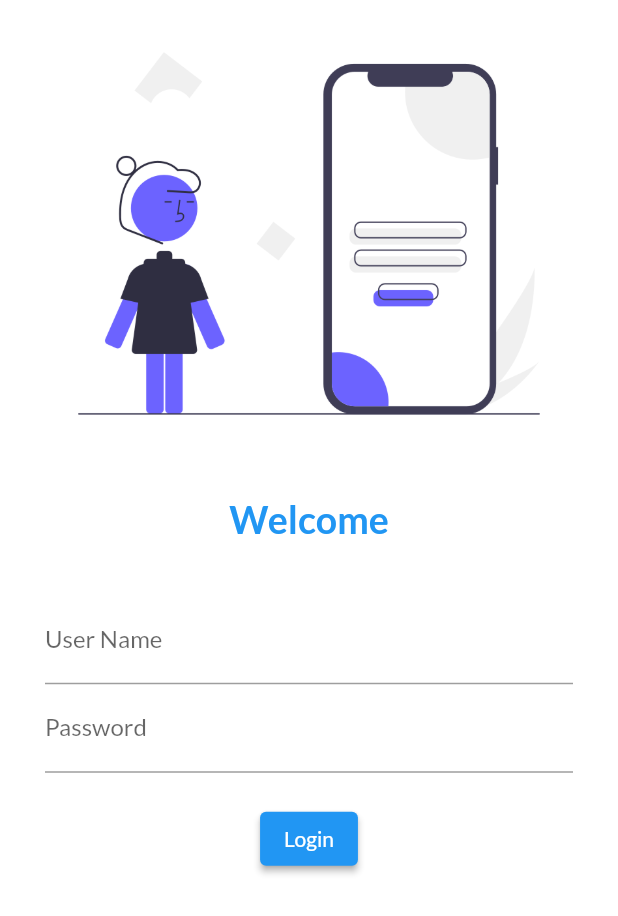
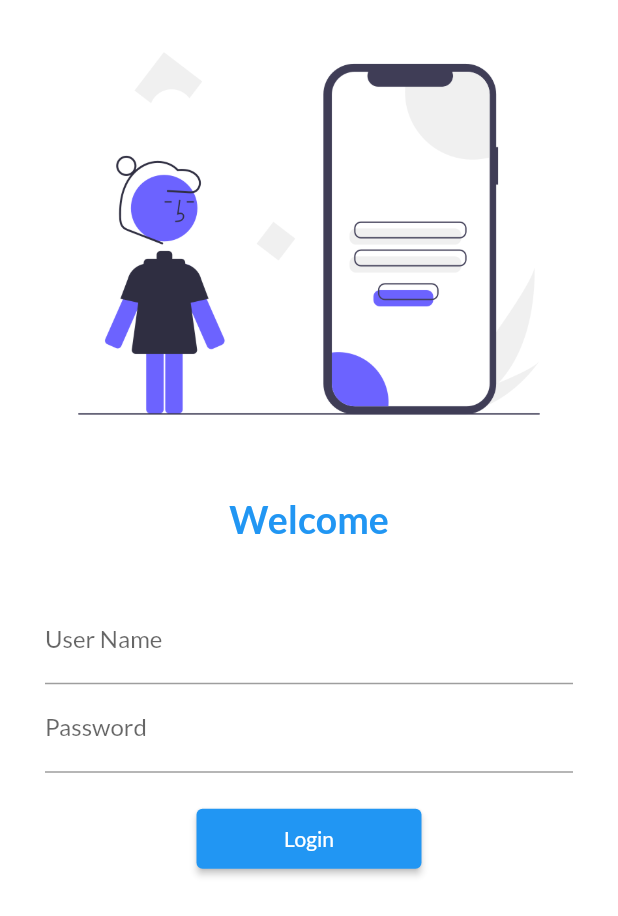
Before and after one commit to HuzaifaShkx/Flutter_30_day_challenge, a Flutter app: the screen it shows after launch, on a phone screen of 412 x 824 dp. Shown: the top 916 px of the screen. Run offline on Flutter 3.47's test engine with Material 2 defaults, Android fonts, the phone set to English and light mode, and no system bars; our stand-ins replace google_fonts.

Commit message:
complete day 5

```diff
--- a/lib/main.dart
+++ b/lib/main.dart
@@ -2,6 +2,7 @@
 import 'package:tutorial_advance/pages/home_page.dart';
 import 'package:tutorial_advance/pages/login_page.dart';
 import 'package:google_fonts/google_fonts.dart';
+import 'package:tutorial_advance/utils/routes.dart';
 
 void main() {
   runApp(MyApp());
@@ -19,11 +20,10 @@
       darkTheme: ThemeData(
         brightness: Brightness.dark,
       ),
-      initialRoute: "/login",
       routes: {
         "/": (context) => LoginPage(),
-        "/home":(context)=>HomePage(),
-        "/login": (context) => LoginPage(),
+        MyRoutes.homeRoute: (context) => HomePage(),
+        MyRoutes.loginRoute: (context) => LoginPage(),
       },
     );
   }
--- a/lib/pages/login_page.dart
+++ b/lib/pages/login_page.dart
@@ -1,10 +1,13 @@
 import 'package:flutter/material.dart';
+
+import '../utils/routes.dart';
 
 class LoginPage extends StatelessWidget {
   @override
   Widget build(BuildContext context) {
     return Material(
         color: Colors.white,
+        child: SingleChildScrollView(
           child: Column(
             children: [
               Image.asset(
@@ -48,15 +51,16 @@
                     ),
                     ElevatedButton(
                       onPressed: () {
-                      print("Hello world");
+                        Navigator.pushNamed(context, MyRoutes.homeRoute);
                       },
                       child: Text("Login"),
-                    style: TextButton.styleFrom(shadowColor: Colors.grey),
+                      style: TextButton.styleFrom(minimumSize: Size(150, 40)),
                     ),
                   ],
                 ),
               )
             ],
+          ),
         ));
   }
 }
--- /dev/null
+++ b/lib/utils/routes.dart
@@ -0,0 +1,4 @@
+class MyRoutes {
+  static String loginRoute = "/login";
+  static String homeRoute = "/home";
+}
```
Lines whose indentation alone changed are shown as unchanged.
